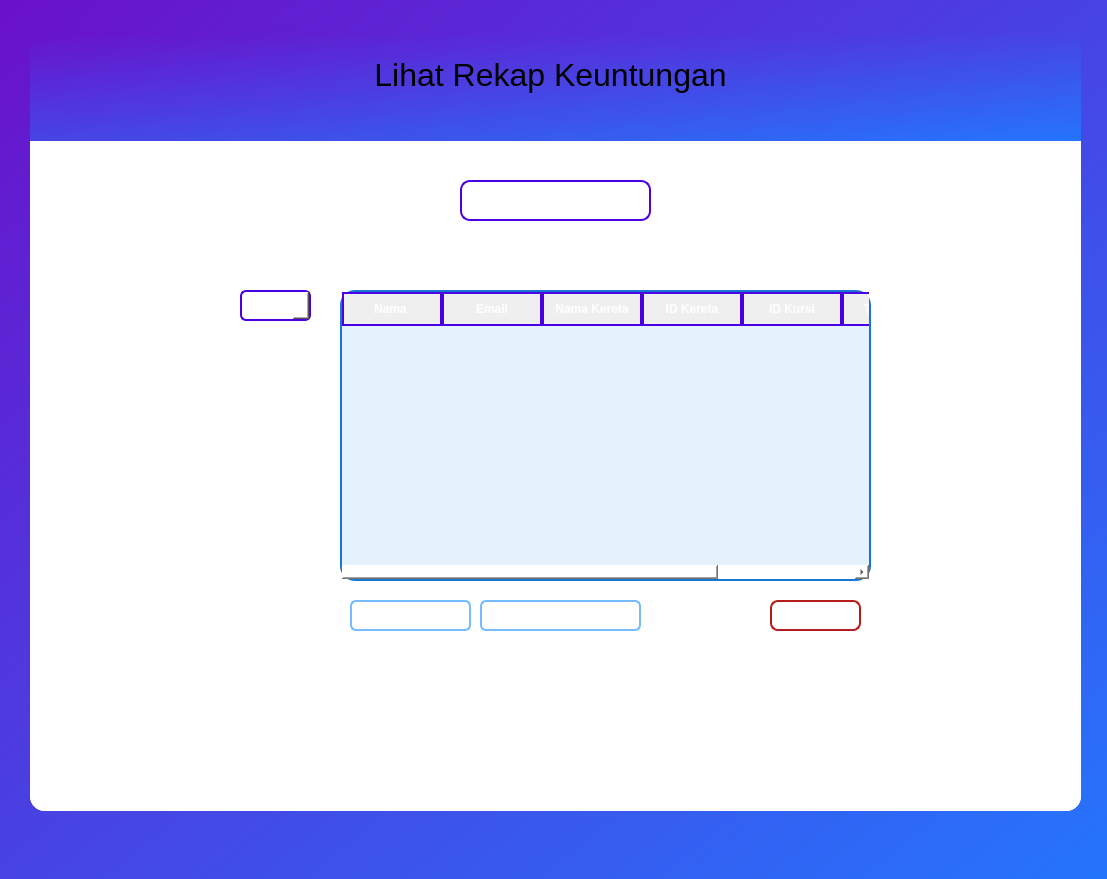
The window that ui/detail_RekapKeuntungan.ui (afrzchrs/Kelompok-5_SAKAPEUNG) describes before a commit, drawn with Qt 5.
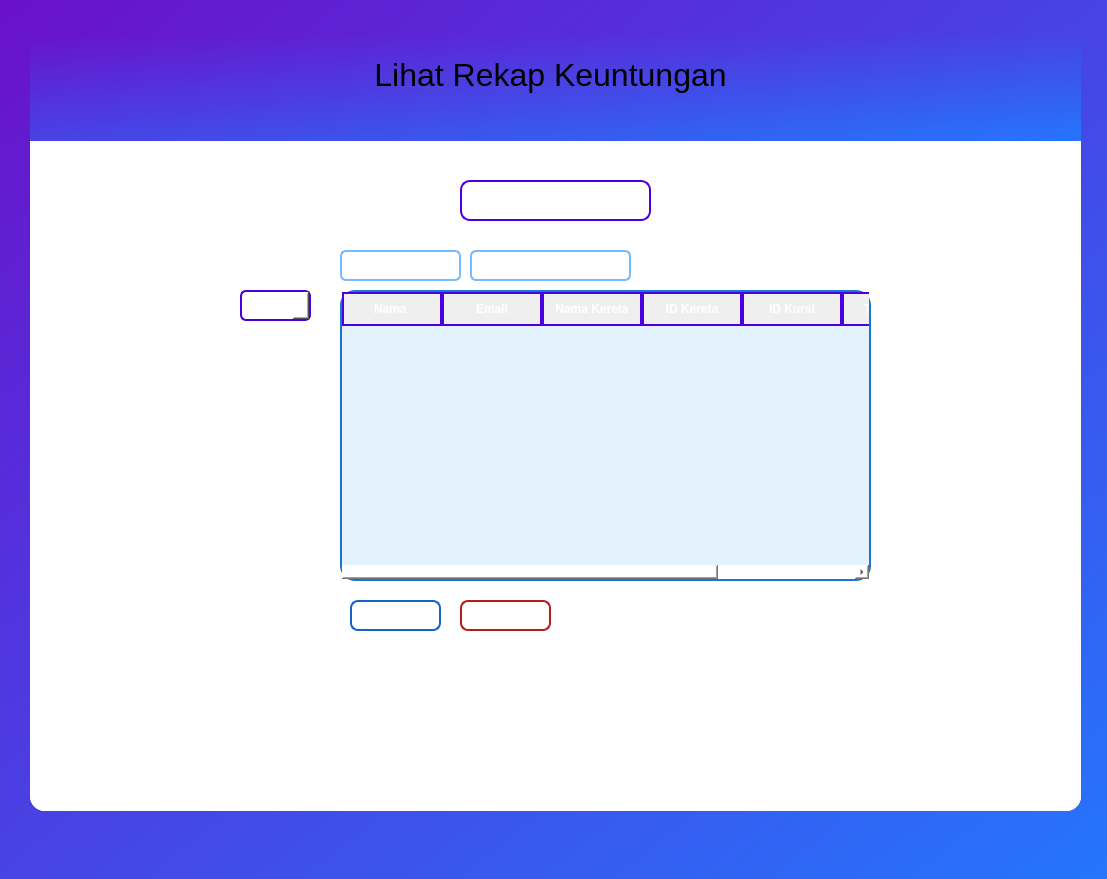
The same window after the commit.

The edit to the form file:
```diff
--- a/ui/detail_RekapKeuntungan.ui
+++ b/ui/detail_RekapKeuntungan.ui
@@ -373,7 +373,7 @@
       <widget class="QPushButton" name="button_kembali">
        <property name="geometry">
         <rect>
-         <x>740</x>
+         <x>430</x>
          <y>570</y>
          <width>91</width>
          <height>31</height>
@@ -413,8 +413,8 @@
       <widget class="QLabel" name="label_2">
        <property name="geometry">
         <rect>
-         <x>320</x>
-         <y>570</y>
+         <x>310</x>
+         <y>220</y>
          <width>121</width>
          <height>31</height>
         </rect>
@@ -441,8 +441,8 @@
       <widget class="QLabel" name="label_total_pemasukan">
        <property name="geometry">
         <rect>
-         <x>450</x>
-         <y>570</y>
+         <x>440</x>
+         <y>220</y>
          <width>161</width>
          <height>31</height>
         </rect>
@@ -466,6 +466,45 @@
         <string>TextLabel</string>
        </property>
       </widget>
+      <widget class="QPushButton" name="button_lihat_grafik">
+       <property name="geometry">
+        <rect>
+         <x>320</x>
+         <y>570</y>
+         <width>91</width>
+         <height>31</height>
+        </rect>
+       </property>
+       <property name="styleSheet">
+        <string notr="true">QPushButton#button_lihat_grafik {
+    font-size: 10px;
+    font-weight: bold;
+    color: white;
+    background: qlineargradient(spread:pad, x1:0, y1:0, x2:1, y2:1, 
+                                stop:0 #1976D2, stop:1 #64B5F6);
+    padding: 8px 12px;
+    border-radius: 8px;
+    border: 2px solid #1565C0;
+}
+
+/* Efek hover */
+#button_lihat_grafik:hover {
+    background: qlineargradient(spread:pad, x1:0, y1:0, x2:1, y2:1, 
+                                stop:0 #1565C0, stop:1 #42A5F5);
+}
+
+/* Efek tombol ditekan */
+#button_lihat_grafik:pressed {
+    background: qlineargradient(spread:pad, x1:0, y1:0, x2:1, y2:1, 
+                                stop:0 #F44336, stop:1 #9A0007); /* Merah lebih gelap saat ditekan */
+    border: 2px solid #7F0000;
+}
+</string>
+       </property>
+       <property name="text">
+        <string>Lihat Grafik</string>
+       </property>
+      </widget>
      </widget>
     </widget>
     <widget class="QTextBrowser" name="sakapeung">
```
